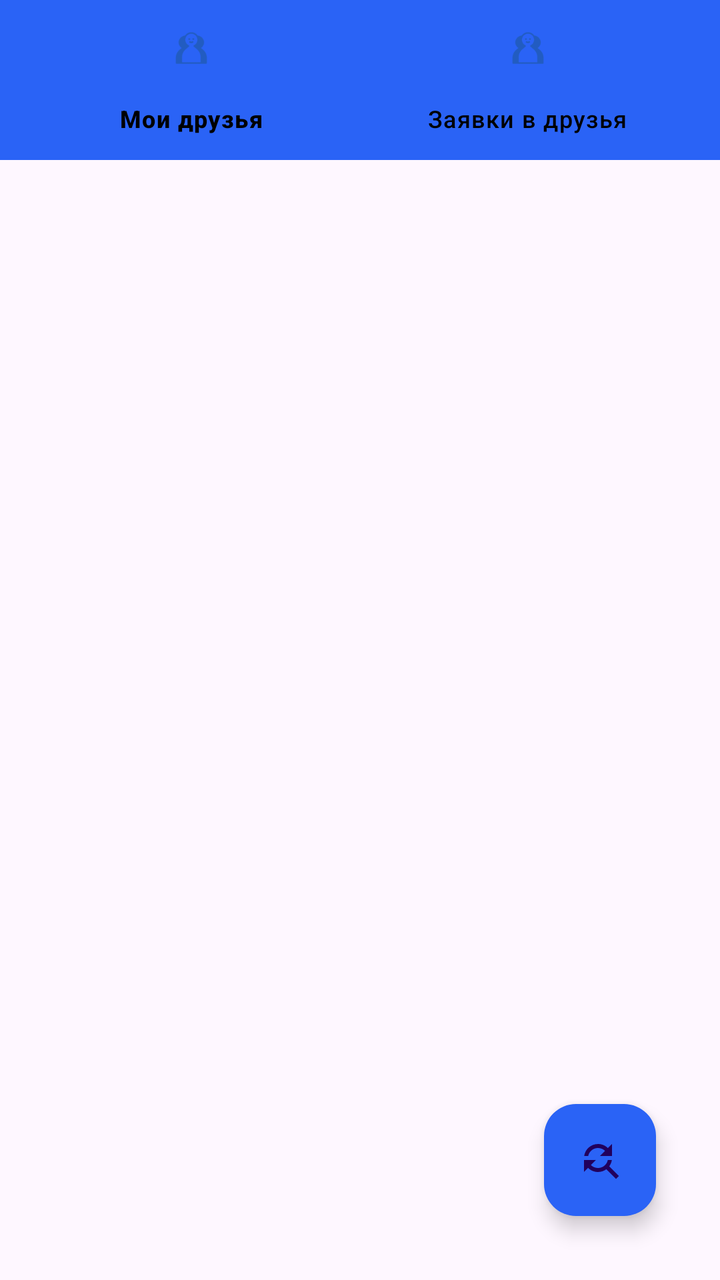
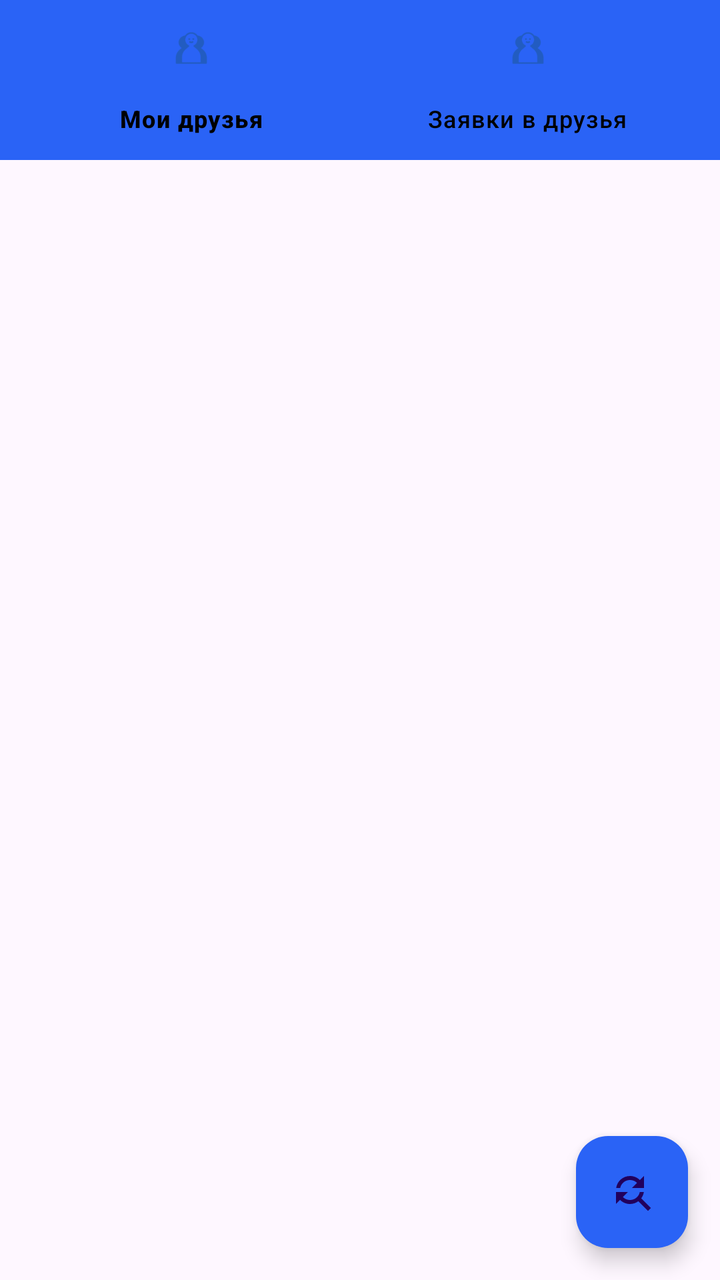

Two renders of the same Android screen: before a commit and after it. Below are the layout's source before the change and the commit's diff.
<!-- AndroidManifest.xml: application theme Theme.Dolt -->
<!-- res/layout/fragment_friends.xml -->
<?xml version="1.0" encoding="utf-8"?>
<androidx.constraintlayout.widget.ConstraintLayout xmlns:android="http://schemas.android.com/apk/res/android"
    android:layout_width="match_parent"
    android:layout_height="match_parent"
    xmlns:tools="http://schemas.android.com/tools"
    xmlns:app="http://schemas.android.com/apk/res-auto"
    tools:context=".bottomnav.friends.FriendsFragment">

    <FrameLayout
        android:id="@+id/fragment_container2"
        android:layout_width="match_parent"
        android:layout_height="match_parent"
        app:layout_constraintBottom_toBottomOf="parent"
        tools:layout_editor_absoluteX="16dp"
        android:layout_marginTop="80dp" />

    <com.google.android.material.bottomnavigation.BottomNavigationView
        android:id="@+id/friends_nav"
        android:layout_width="match_parent"
        android:layout_height="wrap_content"
        app:backgroundTint="@color/blue"
        app:itemIconSize="24dp"
        app:itemIconTint="@color/colorPrimaryDark"
        app:itemTextColor="@color/black"
        app:layout_constraintEnd_toEndOf="parent"
        app:layout_constraintStart_toStartOf="parent"
        app:layout_constraintTop_toTopOf="parent"
        app:menu="@menu/friends_menu" />

    <com.google.android.material.floatingactionbutton.FloatingActionButton
        android:id="@+id/searchNewFriends"
        android:layout_width="wrap_content"
        android:layout_height="wrap_content"
        android:layout_alignParentEnd="true"
        android:layout_alignParentBottom="true"
        android:layout_marginEnd="32dp"
        android:layout_marginBottom="32dp"
        android:backgroundTint="@color/blue"
        android:src="@drawable/baseline_find_replace_24"
        app:backgroundTintMode="add"
        app:layout_constraintBottom_toBottomOf="parent"
        app:layout_constraintEnd_toEndOf="parent"
        android:contentDescription="TODO" />

</androidx.constraintlayout.widget.ConstraintLayout>
<!-- resources referenced by this layout -->
<resources>
  <color name="black">#FF000000</color>
  <color name="blue">#2A63F6</color>
  <color name="colorPrimaryDark">#225CC1</color>
  <!-- drawable baseline_find_replace_24 (drawable) -->
  <vector android:height="24dp" android:tint="#000000"
      android:viewportHeight="24" android:viewportWidth="24"
      android:width="24dp" xmlns:android="http://schemas.android.com/apk/res/android">
      <path android:fillColor="@android:color/white" android:pathData="M11,6c1.38,0 2.63,0.56 3.54,1.46L12,10h6L18,4l-2.05,2.05C14.68,4.78 12.93,4 11,4c-3.53,0 -6.43,2.61 -6.92,6L6.1,10c0.46,-2.28 2.48,-4 4.9,-4zM16.64,15.14c0.66,-0.9 1.12,-1.97 1.28,-3.14L15.9,12c-0.46,2.28 -2.48,4 -4.9,4 -1.38,0 -2.63,-0.56 -3.54,-1.46L10,12L4,12v6l2.05,-2.05C7.32,17.22 9.07,18 11,18c1.55,0 2.98,-0.51 4.14,-1.36L20,21.49 21.49,20l-4.85,-4.86z"/>
  </vector>
  <style name="Theme.Dolt" parent="Base.Theme.Dolt" />
  <style name="Base.Theme.Dolt" parent="Theme.Material3.DayNight.NoActionBar">
          
          
      </style>
</resources>

<!-- the commit's change to res/layout/fragment_friends.xml (unified diff, before → after) -->
@@ -33,13 +33,13 @@
         android:layout_height="wrap_content"
         android:layout_alignParentEnd="true"
         android:layout_alignParentBottom="true"
-        android:layout_marginEnd="32dp"
-        android:layout_marginBottom="32dp"
+        android:layout_marginEnd="16dp"
+        android:layout_marginBottom="16dp"
         android:backgroundTint="@color/blue"
+        android:contentDescription="TODO"
         android:src="@drawable/baseline_find_replace_24"
         app:backgroundTintMode="add"
         app:layout_constraintBottom_toBottomOf="parent"
-        app:layout_constraintEnd_toEndOf="parent"
-        android:contentDescription="TODO" />
+        app:layout_constraintEnd_toEndOf="parent" />
 
 </androidx.constraintlayout.widget.ConstraintLayout>
